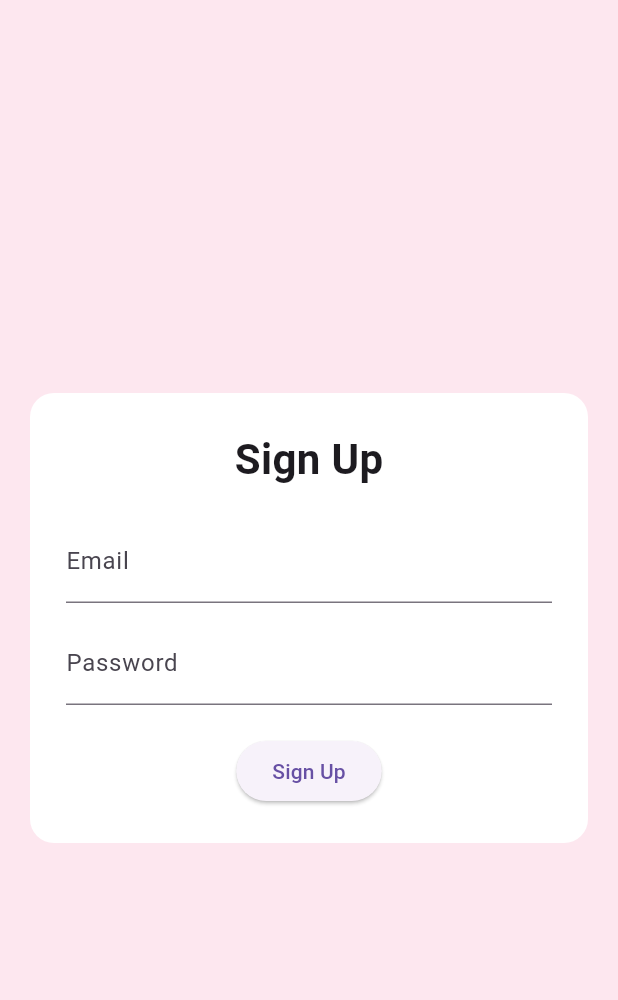
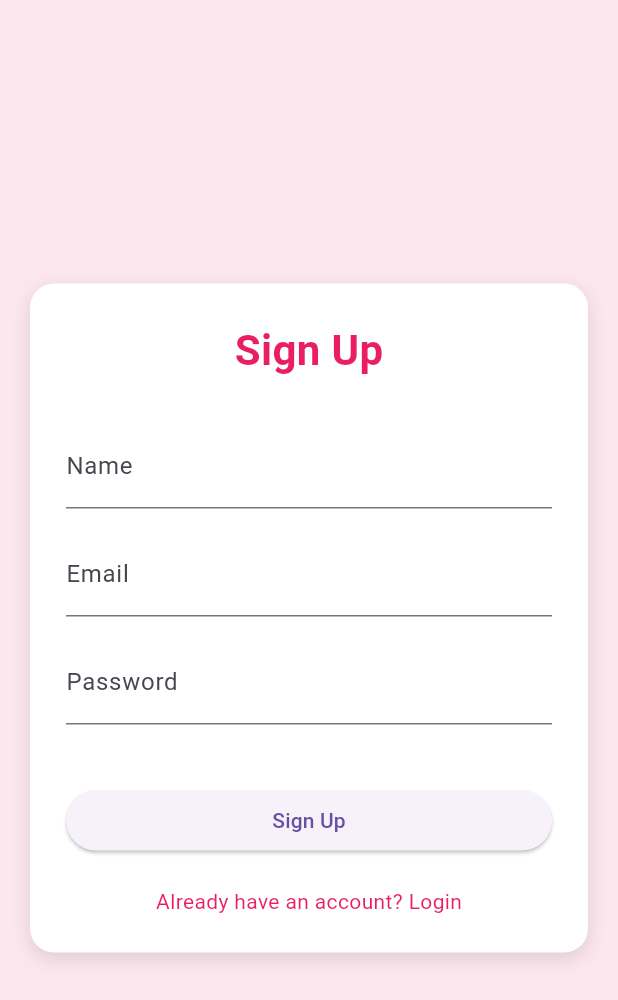
Before and after one commit to ayusha1223/naayu_attire1, a Flutter app: the RegisterScreen screen opened directly, on a phone screen of 412 x 824 dp. Shown: the top 1000 px of the screen. Run offline on Flutter 3.47's test engine with Material 3 defaults, Android fonts, the light colour scheme and no system bars; our stand-ins replace dartz, equatable, hive, hive_flutter; accounts and stored records are empty.

Commit message:
signupp page

```diff
--- a/lib/features/auth/data/datasources/local/auth_local_datasource.dart
+++ b/lib/features/auth/data/datasources/local/auth_local_datasource.dart
@@ -1,6 +1,7 @@
 import 'package:naayu_attire1/core/services/hive/hive_service.dart';
 import 'package:naayu_attire1/features/auth/data/datasources/auth_datasource.dart';
 import 'package:naayu_attire1/features/auth/data/models/auth_hive_model.dart';
+
 
 class AuthLocalDatasource implements IAuthDatasource {
   final HiveService hiveService;
--- a/lib/features/auth/data/models/auth_hive_model.dart
+++ b/lib/features/auth/data/models/auth_hive_model.dart
@@ -1,5 +1,5 @@
 import 'package:hive/hive.dart';
-import '../../domain/entities/auth_entity.dart';
+import 'package:naayu_attire1/features/auth/domain/entities/auth_entity.dart';
 
 part 'auth_hive_model.g.dart';
 
--- a/lib/features/auth/domain/entities/auth_entity.dart
+++ b/lib/features/auth/domain/entities/auth_entity.dart
@@ -0,0 +1,22 @@
+
+
+import 'package:equatable/equatable.dart';
+
+class AuthEntity extends Equatable {
+  final String fullName;
+  final String email;
+  final String password;
+
+  const AuthEntity({
+    required this.fullName,
+    required this.email,
+    required this.password,
+  });
+
+  @override
+  List<Object?> get props => [
+        fullName,
+        email,
+        password,
+      ];
+}
--- /dev/null
+++ b/lib/features/auth/presentation/pages/signup_page.dart
@@ -0,0 +1,140 @@
+import 'package:flutter/material.dart';
+import 'package:provider/provider.dart';
+import 'package:naayu_attire1/features/auth/presentation/view_model/auth_view_model.dart';
+import 'package:naayu_attire1/features/auth/presentation/pages/login_page.dart';
+
+class RegisterScreen extends StatefulWidget {
+  const RegisterScreen({super.key});
+
+  @override
+  State<RegisterScreen> createState() => _RegisterScreenState();
+}
+
+class _RegisterScreenState extends State<RegisterScreen> {
+  final nameController = TextEditingController();
+  final emailController = TextEditingController();
+  final passwordController = TextEditingController();
+
+  @override
+  Widget build(BuildContext context) {
+    final authVM = context.watch<AuthViewModel>();
+
+    return Scaffold(
+      backgroundColor: const Color(0xfffde7ef),
+      body: Center(
+        child: SingleChildScrollView(
+          child: Container(
+            padding: const EdgeInsets.all(24),
+            margin: const EdgeInsets.symmetric(horizontal: 20),
+            decoration: BoxDecoration(
+              color: Colors.white,
+              borderRadius: BorderRadius.circular(16),
+              boxShadow: const [
+                BoxShadow(
+                  color: Colors.black12,
+                  blurRadius: 10,
+                  offset: Offset(0, 4),
+                ),
+              ],
+            ),
+            child: Column(
+              children: [
+                const Text(
+                  "Sign Up",
+                  style: TextStyle(
+                    fontSize: 28,
+                    fontWeight: FontWeight.bold,
+                    color: Colors.pink,
+                  ),
+                ),
+
+                const SizedBox(height: 30),
+
+                TextField(
+                  controller: nameController,
+                  decoration: const InputDecoration(labelText: "Name"),
+                ),
+
+                const SizedBox(height: 16),
+
+                TextField(
+                  controller: emailController,
+                  decoration: const InputDecoration(labelText: "Email"),
+                ),
+
+                const SizedBox(height: 16),
+
+                TextField(
+                  controller: passwordController,
+                  obscureText: true,
+                  decoration: const InputDecoration(labelText: "Password"),
+                ),
+
+                const SizedBox(height: 20),
+
+                if (authVM.errorMessage != null)
+                  Text(
+                    authVM.errorMessage!,
+                    style: const TextStyle(color: Colors.red),
+                  ),
+
+                const SizedBox(height: 20),
+
+                SizedBox(
+                  width: double.infinity,
+                  child: ElevatedButton(
+                    onPressed: authVM.isLoading
+                        ? null
+                        : () async {
+                            final success = await authVM.register(
+                              fullName: nameController.text.trim(),
+                              email: emailController.text.trim(),
+                              password: passwordController.text.trim(),
+                            );
+
+                           if (success && mounted) {
+  ScaffoldMessenger.of(context).showSnackBar(
+    const SnackBar(
+      content: Text('Signup successful. Please login.'),
+    ),
+  );
+
+  Navigator.pushReplacement(
+    context,
+    MaterialPageRoute(
+      builder: (_) => const LoginScreen(),
+    ),
+  );
+}
+
+                          },
+                    child: authVM.isLoading
+                        ? const CircularProgressIndicator(color: Colors.white)
+                        : const Text("Sign Up"),
+                  ),
+                ),
+
+                const SizedBox(height: 20),
+
+                GestureDetector(
+                  onTap: () {
+                    Navigator.push(
+                      context,
+                      MaterialPageRoute(
+                        builder: (_) => const LoginScreen(),
+                      ),
+                    );
+                  },
+                  child: const Text(
+                    "Already have an account? Login",
+                    style: TextStyle(color: Colors.pink),
+                  ),
+                ),
+              ],
+            ),
+          ),
+        ),
+      ),
+    );
+  }
+}
```
Also changed, not shown: lib/features/auth/data/datasources/auth_datasource.dart (+17 -0 lines), lib/features/auth/presentation/pages/login_page.dart (added, +158 -0 lines), lib/main.dart (+36 -6 lines), lib/screens/register_screen.dart (+140 -37 lines), pubspec.yaml (+6 -6 lines), pubspec.lock.
